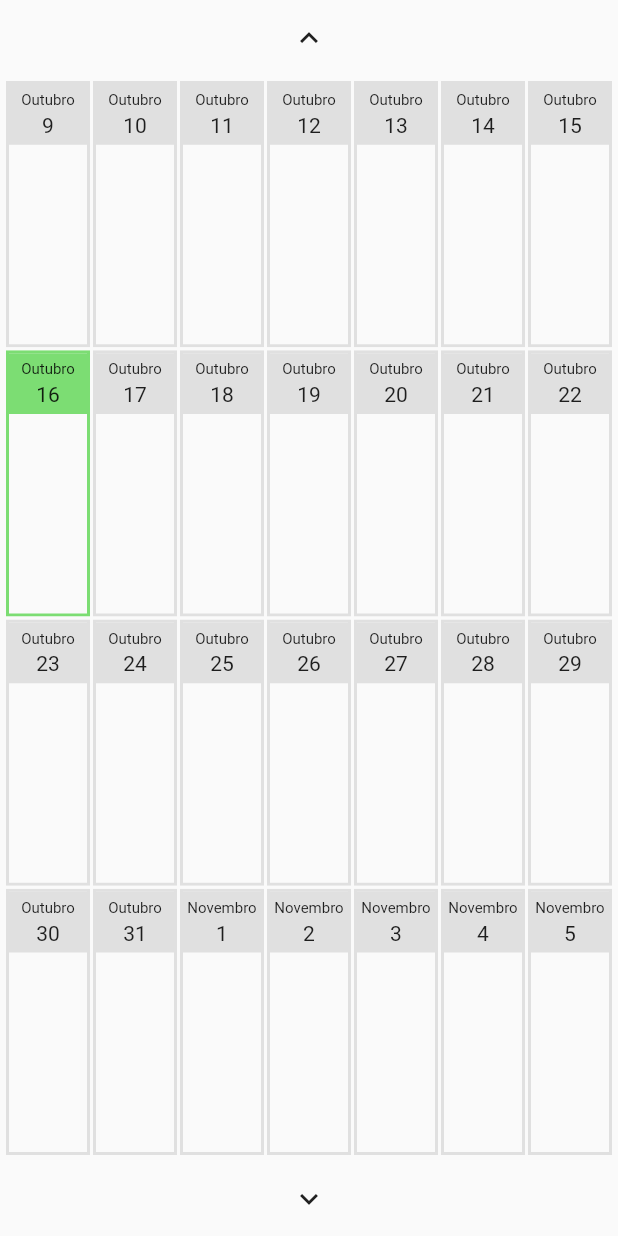
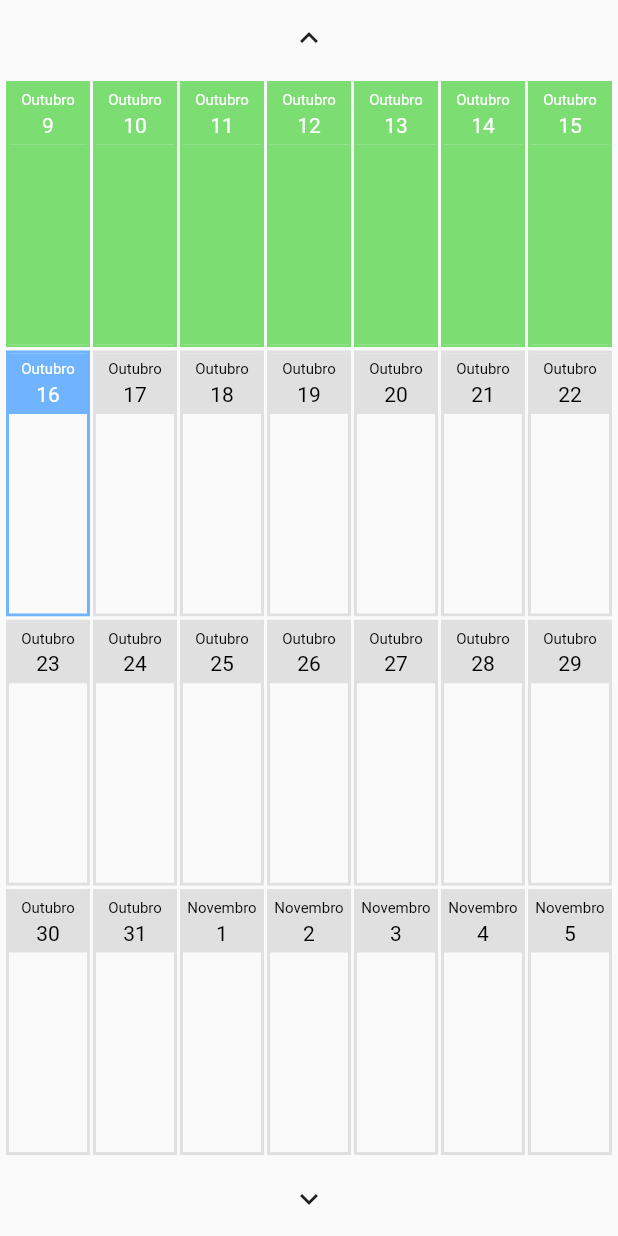
Before and after one commit to MagnerSA/checklife, a Flutter app: the CalendarPage screen opened directly, on a phone screen of 412 x 824 dp. Run offline on Flutter 3.47's test engine with Material 2 defaults, Android fonts, the phone set to English and light mode, and no system bars; our stand-ins replace cloud_firestore, firebase_auth, firebase_core, flutter_spinkit, flutter_svg; accounts and stored records are empty; network calls fail.

Commit message:
Adicionada contagem de Concluídas na Página de Calendário

```diff
--- a/lib/services/task.service.dart
+++ b/lib/services/task.service.dart
@@ -122,4 +122,20 @@ class TaskService {
 
     return tasks.length + 1;
   }
+
+  getTasksCount(DateTime date) async {
+    var counters = [0, 0, 0, 0, 0];
+
+    List<Task> tasks = await getTasks(date);
+
+    for (var t in tasks) {
+      counters[t.type] += 1;
+
+      if (t.closed) {
+        counters[4] += 1;
+      }
+    }
+
+    return counters;
+  }
 }
--- a/lib/util/types.dart
+++ b/lib/util/types.dart
@@ -7,21 +7,32 @@ class Types {
     1: redColor,
     2: primaryColor,
     3: Colors.yellow,
+    4: greenColor,
   };
   final _backgroundColors = {
     0: Colors.white,
     1: redColor,
     2: primaryColor,
     3: Colors.yellow,
+    4: greenColor,
   };
   final _constrastColors = {
     0: Colors.grey[400],
     1: Colors.white,
     2: Colors.white,
     3: Colors.white,
+    4: Colors.white,
   };
 
   final _titles = {
+    0: "Tarefa simples",
+    1: "Tarefa urgente",
+    2: "Tarefa fútil",
+    3: "Lembrete",
+    4: "Finalizada"
+  };
+
+  final _positions = {
     0: "Tarefa simples",
     1: "Tarefa urgente",
     2: "Tarefa fútil",
--- a/lib/view/weekPage/weekPage.dart
+++ b/lib/view/weekPage/weekPage.dart
@@ -36,19 +36,19 @@ class _WeekPageState extends State<WeekPage> {
     return Expanded(
       child: Row(
         children: [
-          DayCard(date: dates[week][0]),
-          const SizedBox(width: 2),
-          DayCard(date: dates[week][1]),
-          const SizedBox(width: 2),
-          DayCard(date: dates[week][2]),
-          const SizedBox(width: 2),
-          DayCard(date: dates[week][3]),
-          const SizedBox(width: 2),
-          DayCard(date: dates[week][4]),
-          const SizedBox(width: 2),
-          DayCard(date: dates[week][5]),
-          const SizedBox(width: 2),
-          DayCard(date: dates[week][6]),
+          // DayCard(date: dates[week][0]),
+          // const SizedBox(width: 2),
+          // DayCard(date: dates[week][1]),
+          // const SizedBox(width: 2),
+          // DayCard(date: dates[week][2]),
+          // const SizedBox(width: 2),
+          // DayCard(date: dates[week][3]),
+          // const SizedBox(width: 2),
+          // DayCard(date: dates[week][4]),
+          // const SizedBox(width: 2),
+          // DayCard(date: dates[week][5]),
+          // const SizedBox(width: 2),
+          // DayCard(date: dates[week][6]),
         ],
       ),
     );
--- a/lib/widgets/dayCard/main.dart
+++ b/lib/widgets/dayCard/main.dart
@@ -1,6 +1,7 @@
 import 'package:checklife/controllers/application.controller.dart';
 import 'package:checklife/view/dayPage/dayPage.dart';
 import 'package:flutter/material.dart';
+import 'package:flutter_spinkit/flutter_spinkit.dart';
 
 import '../../style/style.dart';
 
@@ -18,6 +19,45 @@ class DayCard extends StatefulWidget {
 class _DayCardState extends State<DayCard> {
   ApplicationController app = ApplicationController();
 
+  List<int> counters = [0, 0, 0, 0, 0];
+
+  bool isLoading = false;
+  String lastDate = "";
+
+  @override
+  initState() {
+    _loadCounters();
+
+    lastDate = widget.date.toString();
+
+    super.initState();
+  }
+
+  _loadCountersWhenBuild() {
+    if (lastDate != "") {
+      DateTime last = DateTime.parse(lastDate);
+      DateTime current = widget.date;
+
+      if (!app.compare.isSameDay(last, current)) {
+        lastDate = widget.date.toString();
+
+        _loadCounters();
+      }
+    }
+
+    // _loadCounters();
+  }
+
+  _loadCounters() async {
+    setState(() {
+      isLoading = true;
+    });
+    counters = await app.taskService.getTasksCount(widget.date);
+    setState(() {
+      isLoading = false;
+    });
+  }
+
   _navigateToDayPage() {
     app.setCurrentDate(widget.date);
 
@@ -29,13 +69,69 @@ class _DayCardState extends State<DayCard> {
   }
 
   _getColor() {
-    return app.compare.isSameDay(app.today, widget.date)
-        ? secondaryColor
-        : Colors.grey[300];
+    bool isSameDay = app.compare.isSameDay(app.today, widget.date);
+    bool isBeforeToday = app.compare.isBeforeToday(widget.date);
+
+    Color color = Colors.grey.shade300;
+
+    if (isSameDay) color = primaryColor;
+    if (isBeforeToday) color = greenColor;
+
+    return color;
+  }
+
+  _getTextColor() {
+    bool isSameDay = app.compare.isSameDay(app.today, widget.date);
+    bool isBeforeToday = app.compare.isBeforeToday(widget.date);
+
+    return isSameDay || isBeforeToday ? Colors.white : Colors.black;
+  }
+
+  _getContent() {
+    return app.compare.isBeforeToday(widget.date)
+        ? _widgetFinished()
+        : Center();
+  }
+
+  _widgetFinished() {
+    bool isEmpty = counters[4] == 0;
+
+    return Center(
+      child: isLoading
+          ? const SpinKitDoubleBounce(
+              color: Colors.white,
+              size: 20,
+            )
+          : Row(
+              mainAxisAlignment: MainAxisAlignment.center,
+              children: [
+                Center(
+                  child: Icon(
+                    Icons.check_circle,
+                    color: isEmpty ? Colors.transparent : Colors.white,
+                    size: 20,
+                  ),
+                ),
+                const SizedBox(
+                  width: 2.5,
+                ),
+                Center(
+                  child: Text(
+                    counters[4].toString(),
+                    style: TextStyle(
+                      color: isEmpty ? Colors.transparent : Colors.white,
+                      fontSize: 20,
+                    ),
+                  ),
+                ),
+              ],
+            ),
+    );
   }
 
   @override
   Widget build(BuildContext context) {
+    _loadCountersWhenBuild();
     return Expanded(
       child: Material(
         type: MaterialType.transparency,
@@ -62,8 +158,9 @@ class _DayCardState extends State<DayCard> {
                         Center(
                           child: Text(
                             app.formatting.monthName(widget.date.month),
-                            style: const TextStyle(
+                            style: TextStyle(
                               fontSize: 10,
+                              color: _getTextColor(),
                             ),
                           ),
                         ),
@@ -71,12 +168,23 @@ class _DayCardState extends State<DayCard> {
                         Center(
                           child: Text(
                             widget.date.day.toString(),
+                            style: TextStyle(
+                              color: _getTextColor(),
+                            ),
                           ),
                         ),
                       ],
                     ),
                   ),
                 ),
+                Expanded(
+                  child: Ink(
+                    color: app.compare.isBeforeToday(widget.date)
+                        ? greenColor
+                        : null,
+                    child: _getContent(),
+                  ),
+                )
               ],
             ),
           ),
--- a/lib/widgets/taskCard/main.dart
+++ b/lib/widgets/taskCard/main.dart
@@ -174,6 +174,7 @@ class _TaskCardState extends State<TaskCard> {
                       height: 50,
                       onTap: isFinishable() ? finishTask : null,
                     ),
+          SizedBox(width: widget.task.closed ? 2.5 : 0),
           widget.task.closed
               ? Container(
                   color: app.types.getBackgroundColor(widget.task.type),
@@ -205,9 +206,7 @@ class _TaskCardState extends State<TaskCard> {
               ),
             ),
           ),
-          SizedBox(
-            width: widget.task.closed ? 5 : 0,
-          ),
+          SizedBox(width: widget.task.closed ? 7.5 : 0),
           isEditing
               ? SquaredIconButton(
                   iconData: Icons.check,
```
